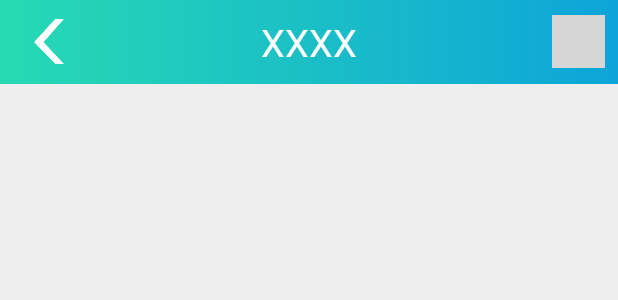
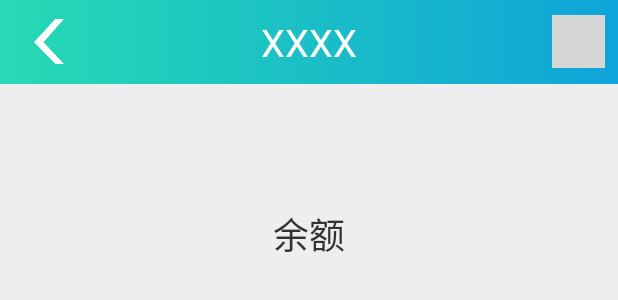
Before and after one commit to SGP0410/SmartCampus, an Android app: the layout fragment_schoolcarid.xml on its own in the app's theme, with its tools: preview values and no code run, on a phone screen of 412 x 824 dp. Shown: the top 300 px of the screen. Run offline under Robolectric (Android 15) with nearby library versions, the phone set to English and light mode, and no system bars; grey boxes are pictures that could not be loaded.

Commit message:
2021-8-15 18:07

```diff
--- a/app/build.gradle
+++ b/app/build.gradle
@@ -40,6 +40,9 @@ dependencies {
     implementation project(':SmartCampuslibrary')
 
     //--------------------------------------------------------
+
+    implementation 'com.haibin:calendarview:3.7.1'
+
     implementation 'com.github.yuzhiqiang1993:zxing:2.1.4'
 
     implementation 'com.github.open-android:ViewPager:0.1.0'
--- a/app/src/main/res/layout/fragment_schoolcarid.xml
+++ b/app/src/main/res/layout/fragment_schoolcarid.xml
@@ -2,8 +2,8 @@
 <LinearLayout xmlns:android="http://schemas.android.com/apk/res/android"
     android:layout_width="match_parent"
     android:layout_height="match_parent"
-  android:orientation="vertical"
-    android:background="#EEE">
+    android:background="#EEE"
+    android:orientation="vertical">
 
     <LinearLayout
         android:layout_width="match_parent"
@@ -15,12 +15,13 @@
             android:layout_width="0dp"
             android:layout_height="match_parent"
             android:layout_weight="1">
+
             <ImageView
                 android:id="@+id/back"
                 android:layout_width="45dp"
                 android:layout_height="30dp"
+                android:layout_gravity="center"
                 android:layout_marginLeft="10dp"
-          android:layout_gravity="center"
                 android:onClick="onClick"
                 android:src="@mipmap/back" />
 
@@ -45,18 +46,27 @@
                 android:id="@+id/jia_hao"
                 android:layout_width="35dp"
                 android:layout_height="35dp"
-            android:src="@mipmap/jiahao"
                 android:layout_gravity="center"
-            android:layout_marginLeft="130dp"/>
+                android:layout_marginLeft="130dp"
+                android:src="@mipmap/jiahao" />
 
         </LinearLayout>
 
     </LinearLayout>
 
+    <TextView
+        android:id="@+id/yu_e"
+        android:layout_width="match_parent"
+        android:layout_height="200dp"
+        android:gravity="center"
+        android:text="余额"
+        android:textColor="#333"
+        android:textSize="24sp" />
+
     <androidx.recyclerview.widget.RecyclerView
         android:id="@+id/recycler_view"
         android:layout_width="match_parent"
-      android:layout_height="match_parent"/>
+        android:layout_height="match_parent" />
 
 
 </LinearLayout>
```
Also changed, not shown: app/src/main/java/com/example/smartcampus/fragment/applyFragment/Fragment_schoolCard.java (+39 -18 lines), app/src/main/java/com/example/smartcampus/fragment/homeFragment/ClassTodayFragment.java (+12 -2 lines), app/src/main/res/layout/class_today_frament.xml (+12 -0 lines). Lines whose indentation alone changed are shown as unchanged.
